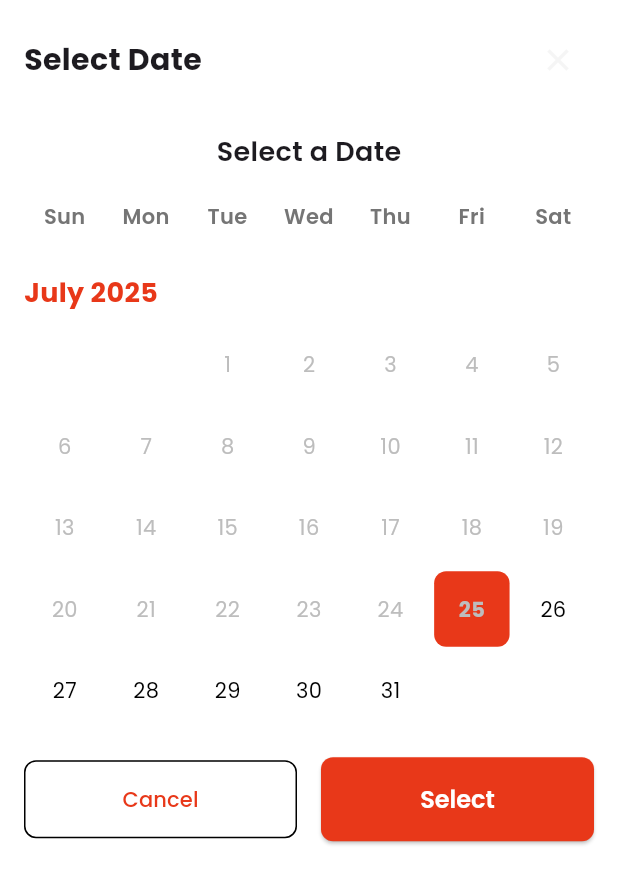
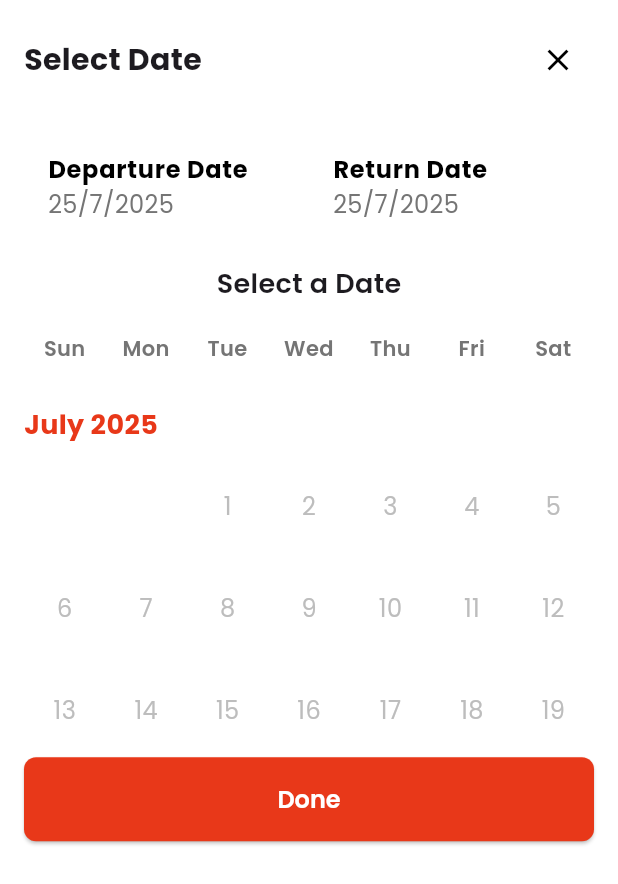
Before and after one commit to mishraadityan09/flightmojoclone, a Flutter app: the DatePickerBottomSheet widget shown alone on an empty page, opened directly, on a phone screen of 412 x 824 dp. Shown: the top 884 px of the screen. Run offline on Flutter 3.47's test engine with Material 3 defaults, Android fonts, the phone set to English and light mode, and no system bars; our stand-ins replace flutter_svg, go_router, google_fonts.

Commit message:
date-fix

```diff
--- a/lib/core/common/datepicker_bottomsheet.dart
+++ b/lib/core/common/datepicker_bottomsheet.dart
@@ -3,11 +3,13 @@ import 'package:flutter/material.dart';
 class DatePickerBottomSheet extends StatefulWidget {
   final DateTime? initialDate;
   final Function(DateTime)? onDateSelected;
+  final Map<DateTime, double>? prices; // Add prices map
 
   const DatePickerBottomSheet({
     Key? key,
     this.initialDate,
     this.onDateSelected,
+    this.prices, // Add this parameter
   }) : super(key: key);
 
   @override
@@ -25,9 +27,10 @@ class _DatePickerBottomSheetState extends State<DatePickerBottomSheet> {
   @override
   void initState() {
     super.initState();
-    selectedDate = widget.initialDate ?? DateTime.now();
-    startDate = DateTime.now();
-    endDate = DateTime.now().add(Duration(days: 360));
+    final now = DateTime.now();
+    selectedDate = widget.initialDate ?? DateTime(now.year, now.month, now.day); // Normalize initial date
+    startDate = DateTime(now.year, now.month, now.day); // Normalize start date
+    endDate = DateTime(now.year, now.month, now.day).add(Duration(days: 360));
 
     // Generate list of months for next 360 days
     months = generateMonths();
@@ -47,10 +50,24 @@ class _DatePickerBottomSheetState extends State<DatePickerBottomSheet> {
 
     while (current.isBefore(end) || current.isAtSameMomentAs(end)) {
       monthsList.add(current);
+      print(current); // Debugging line to check generated months
       current = DateTime(current.year, current.month + 1, 1);
     }
 
     return monthsList;
+  }
+
+  // Helper method to get price for a specific date
+  double? _getPriceForDate(DateTime date) {
+    if (widget.prices == null) return null;
+
+    // Find exact match first
+    for (var entry in widget.prices!.entries) {
+      if (_isSameDay(entry.key, date)) {
+        return entry.value;
+      }
+    }
+    return null;
   }
 
   @override
@@ -77,14 +94,38 @@ class _DatePickerBottomSheetState extends State<DatePickerBottomSheet> {
                   ),
                 ),
                 IconButton(
-                  icon: Icon(Icons.close),
+                  icon: Icon(Icons.close,color: Colors.black,),
                   onPressed: () => Navigator.pop(context),
                 ),
               ],
             ),
           ),
 
-          // Month/Year display (removed navigation arrows)
+          Container(
+            padding: EdgeInsets.symmetric(horizontal: 16, vertical: 8),
+            child: Row(children: [
+              Expanded(
+                child: ListTile(
+                  title: Text('Departure Date',style: TextStyle(fontWeight: FontWeight.bold,color: Colors.black),),
+                  subtitle: Text(
+                    '${selectedDate.day}/${selectedDate.month}/${selectedDate.year} ',
+                    style: TextStyle(fontSize: 16, color: Colors.grey[600]),
+                  ),
+                ),
+              ),
+              Expanded(
+                child: ListTile(
+                  title: Text('Return Date',style: TextStyle(fontWeight: FontWeight.bold,color: Colors.black),),
+                  subtitle: Text(
+                    '${selectedDate.day}/${selectedDate.month}/${selectedDate.year} ',
+                    style: TextStyle(fontSize: 16, color: Colors.grey[600]),
+                  ),
+                ),
+              )
+            ],),
+          ),
+
+          // Month/Year display
           Container(
             padding: EdgeInsets.symmetric(horizontal: 16, vertical: 8),
             child: Center(
@@ -156,19 +197,7 @@ class _DatePickerBottomSheetState extends State<DatePickerBottomSheet> {
             padding: EdgeInsets.all(16),
             child: Row(
               children: [
-                Expanded(
-                  child: OutlinedButton(
-                    onPressed: () => Navigator.pop(context),
-                    style: OutlinedButton.styleFrom(
-                      padding: EdgeInsets.symmetric(vertical: 16),
-                      shape: RoundedRectangleBorder(
-                        borderRadius: BorderRadius.circular(8),
-                      ),
-                    ),
-                    child: Text('Cancel'),
-                  ),
-                ),
-                SizedBox(width: 16),
+
                 Expanded(
                   child: ElevatedButton(
                     onPressed: () {
@@ -181,7 +210,7 @@ class _DatePickerBottomSheetState extends State<DatePickerBottomSheet> {
                         borderRadius: BorderRadius.circular(8),
                       ),
                     ),
-                    child: Text('Select'),
+                    child: Text('Done'),
                   ),
                 ),
               ],
@@ -208,9 +237,16 @@ class _DatePickerBottomSheetState extends State<DatePickerBottomSheet> {
     // Add day cells
     for (int day = 1; day <= totalDays; day++) {
       final date = DateTime(month.year, month.month, day);
-      final isToday = _isSameDay(date, DateTime.now());
-      final isSelected = _isSameDay(date, selectedDate);
-      final isDisabled = date.isBefore(startDate) || date.isAfter(endDate);
+      final today = DateTime.now();
+      final normalizedToday = DateTime(today.year, today.month, today.day);
+      final normalizedDate = DateTime(date.year, date.month, date.day);
+      final normalizedStartDate = DateTime(startDate.year, startDate.month, startDate.day);
+      final normalizedEndDate = DateTime(endDate.year, endDate.month, endDate.day);
+
+      final isToday = _isSameDay(normalizedDate, normalizedToday);
+      final isSelected = _isSameDay(normalizedDate, selectedDate);
+      final isDisabled = normalizedDate.isBefore(normalizedStartDate) || normalizedDate.isAfter(normalizedEndDate);
+      final price = _getPriceForDate(date);
 
       dayWidgets.add(
         GestureDetector(
@@ -218,7 +254,7 @@ class _DatePickerBottomSheetState extends State<DatePickerBottomSheet> {
               ? null
               : () {
                   setState(() {
-                    selectedDate = date;
+                    selectedDate = normalizedDate; // Use normalized date
                   });
                 },
           child: Container(
@@ -227,7 +263,7 @@ class _DatePickerBottomSheetState extends State<DatePickerBottomSheet> {
               color: isSelected
                   ? Theme.of(context).primaryColor
                   : isToday
-                      ? Theme.of(context).primaryColor.withOpacity(0.1)
+                      ? Theme.of(context).primaryColor.withValues(alpha: 0.1)
                       : Colors.transparent,
               borderRadius: BorderRadius.circular(8),
               border: isToday && !isSelected
@@ -235,9 +271,13 @@ class _DatePickerBottomSheetState extends State<DatePickerBottomSheet> {
                   : null,
             ),
             child: Container(
-              height: 40,
-              child: Center(
-                child: Text(
+              height: 60, // Increased height to accommodate price
+              padding: EdgeInsets.symmetric(vertical: 4),
+              child: Column(
+                mainAxisAlignment: MainAxisAlignment.center,
+                children: [
+                  // Date number
+                  Text(
                     day.toString(),
                     style: TextStyle(
                       color: isDisabled
@@ -250,8 +290,29 @@ class _DatePickerBottomSheetState extends State<DatePickerBottomSheet> {
                       fontWeight: isSelected || isToday
                           ? FontWeight.bold
                           : FontWeight.normal,
+                      fontSize: 16,
                     ),
                   ),
+                  // Price display
+                  if (price != null)
+                    Padding(
+                      padding: EdgeInsets.only(top: 2),
+                      child: Text(
+                        '₹${price.toStringAsFixed(0)}',
+                        style: TextStyle(
+                          color: isDisabled
+                              ? Colors.grey[400]
+                              : isSelected
+                                  ? Colors.white.withValues(alpha: 0.9)
+                                  : isToday
+                                      ? Theme.of(context).primaryColor
+                                      : Colors.grey[600],
+                          fontSize: 10,
+                          fontWeight: FontWeight.w500,
+                        ),
+                      ),
+                    ),
+                ],
               ),
             ),
           ),
@@ -263,7 +324,7 @@ class _DatePickerBottomSheetState extends State<DatePickerBottomSheet> {
       padding: EdgeInsets.symmetric(horizontal: 16),
       child: GridView.count(
         crossAxisCount: 7,
-        childAspectRatio: 1,
+        childAspectRatio: 0.8, // Adjusted aspect ratio for taller cells
         shrinkWrap: true,
         physics: NeverScrollableScrollPhysics(),
         children: dayWidgets,
@@ -292,136 +353,46 @@ class _DatePickerBottomSheetState extends State<DatePickerBottomSheet> {
   }
 }
 
-// Helper function to show the bottom sheet
+// Updated function to accept prices
 void showDatePickerBottomSheet(
   BuildContext context, {
   DateTime? initialDate,
   Function(DateTime)? onDateSelected,
+  Map<DateTime, double>? prices, // Add prices parameter
 }) {
   showModalBottomSheet(
     context: context,
     isScrollControlled: true,
+    showDragHandle: true ,
     useRootNavigator: true,
-    backgroundColor: Colors.transparent,
+
     builder: (context) => DatePickerBottomSheet(
       initialDate: initialDate,
       onDateSelected: onDateSelected,
+      prices: prices, // Pass prices to the widget
     ),
   );
 }
 
-// Updated GestureDetector code for your existing implementation
-// GestureDetector buildDateSelector(String label, String value) {
-//   return GestureDetector(
-//     onTap: () {
-//       // Parse current date if available
-//       DateTime? initialDate;
-//       if (value != 'Select date') {
-//         try {
-//           List<String> parts = value.split('/');
-//           if (parts.length == 3) {
-//             initialDate = DateTime(
-//               int.parse(parts[2]), // year
-//               int.parse(parts[1]), // month
-//               int.parse(parts[0]), // day
-//             );
-//           }
-//         } catch (e) {
-//           // If parsing fails, use current date
-//           initialDate = DateTime.now();
-//         }
-//       } else {
-//         initialDate = DateTime.now();
-//       }
+// Example usage:
+/*
+// Create a map of dates and their prices
+Map<DateTime, double> samplePrices = {
+  DateTime(2025, 7, 25): 150.0,
+  DateTime(2025, 7, 26): 175.0,
+  DateTime(2025, 7, 27): 200.0,
+  DateTime(2025, 7, 28): 125.0,
+  // Add more dates and prices as needed
+};
 
-//       // Show custom date picker bottom sheet
-//       showDatePickerBottomSheet(
-//         context,
-//         initialDate: initialDate,
-//         onDateSelected: (picked) {
-//           setState(() {
-//             if (label == 'Departure') {
-//               _departureDate = "${picked.day}/${picked.month}/${picked.year}";
-//             } else {
-//               _returnDate = "${picked.day}/${picked.month}/${picked.year}";
-//             }
-//           });
-//         },
-//       );
-//     },
-//     child: Container(
-//       padding: const EdgeInsets.symmetric(horizontal: 12, vertical: 12),
-//       decoration: BoxDecoration(
-//         border: Border.all(color: Colors.grey[300]!),
-//         borderRadius: BorderRadius.circular(8),
-//       ),
-//       child: Row(
-//         children: [
-//           Icon(
-//             Icons.calendar_today,
-//             color: Theme.of(context).primaryColor,
-//             size: 20,
-//           ),
-//           const SizedBox(width: 8),
-//           Expanded(
-//             child: Text(
-//               value,
-//               style: GoogleFonts.poppins(
-//                 fontSize: 16,
-//                 fontWeight: FontWeight.w500,
-//               ),
-//               overflow: TextOverflow.ellipsis,
-//             ),
-//           ),
-//         ],
-//       ),
-//     ),
-//   );
-// }
-
-// Example usage widget
-class DatePickerExample extends StatefulWidget {
-  @override
-  _DatePickerExampleState createState() => _DatePickerExampleState();
-}
-
-class _DatePickerExampleState extends State<DatePickerExample> {
-  DateTime? selectedDate;
-
-  @override
-  Widget build(BuildContext context) {
-    return Scaffold(
-      appBar: AppBar(
-        title: Text('Date Picker Example'),
-      ),
-      body: Center(
-        child: Column(
-          mainAxisAlignment: MainAxisAlignment.center,
-          children: [
-            Text(
-              selectedDate != null
-                  ? 'Selected: ${selectedDate!.day}/${selectedDate!.month}/${selectedDate!.year}'
-                  : 'No date selected',
-              style: TextStyle(fontSize: 18),
-            ),
-            SizedBox(height: 20),
-            ElevatedButton(
-              onPressed: () {
+// Show the date picker with prices
 showDatePickerBottomSheet(
   context,
-                  initialDate: selectedDate ?? DateTime.now(),
-                  onDateSelected: (date) {
-                    setState(() {
-                      selectedDate = date;
-                    });
+  initialDate: DateTime.now(),
+  prices: samplePrices,
+  onDateSelected: (selectedDate) {
+    print('Selected date: $selectedDate');
+    // Handle the selected date
   },
 );
-              },
-              child: Text('Select Date'),
-            ),
-          ],
-        ),
-      ),
-    );
-  }
-}
+*/
--- a/lib/feature/home/presentaion/widgets/passengers_bottom_sheet.dart
+++ b/lib/feature/home/presentaion/widgets/passengers_bottom_sheet.dart
@@ -239,9 +239,9 @@ class _PassengersBottomSheetState extends State<PassengersBottomSheet> {
                   child: LayoutBuilder(
                     builder: (context, constraints) {
                       // Calculate width for each chip to make them equal
-                      double chipWidth =
-                          (constraints.maxWidth - 24) /
-                          2; // 2 chips per row with spacing
+                      // double chipWidth =
+                      //     (constraints.maxWidth - 24) /
+                      //     2; // 2 chips per row with spacing
 
                       return Column(
                         children: [
```
Also changed, not shown: lib/feature/home/presentaion/pages/home_page.dart (+101 -78 lines), 2 other files. Lines whose indentation alone changed are shown as unchanged.
